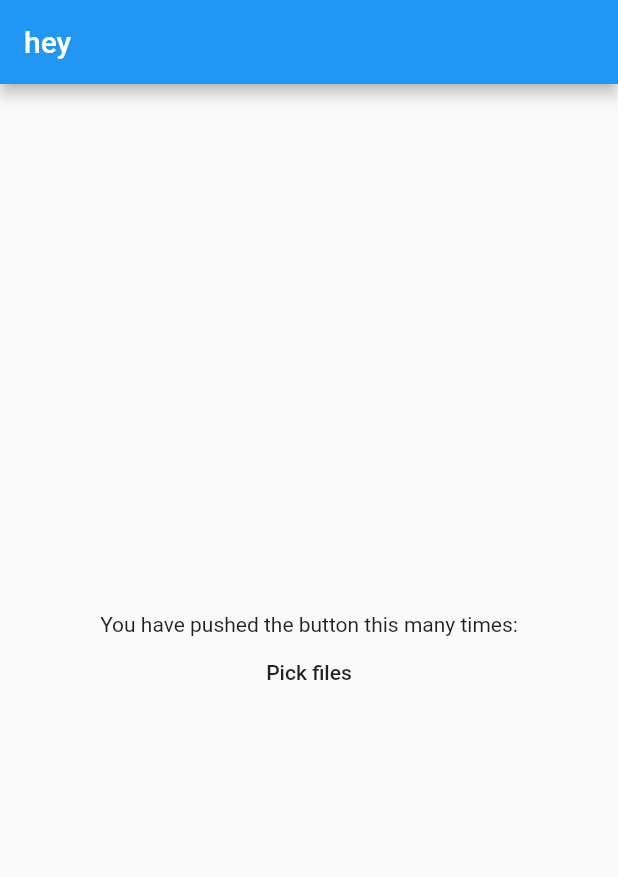
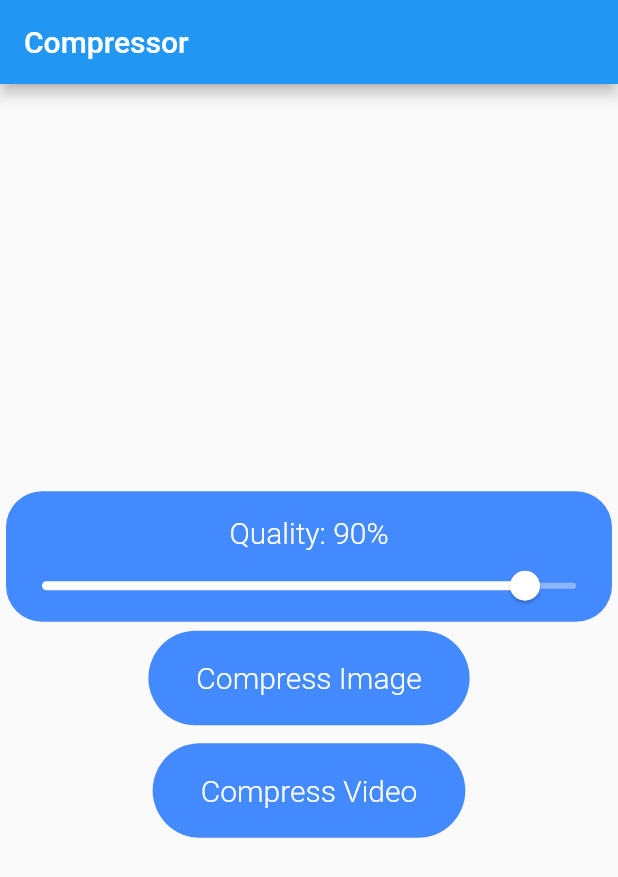
Before and after one commit to iberatkaya/compressor, a Flutter app: the screen it shows after launch, on a phone screen of 412 x 824 dp. Shown: the top 877 px of the screen. Run offline on Flutter 3.47's test engine with Material 2 defaults, Android fonts, the phone set to English and light mode, and no system bars; our stand-ins replace flutter_image_compress, fluttertoast, gallery_saver, image_picker, permission_handler, photo_view and 1 more; missing offline and left inert: flutter_video_compress.

Commit message:
Added image compression and started video compression

```diff
--- a/lib/main.dart
+++ b/lib/main.dart
@@ -1,9 +1,10 @@
-import 'package:file_picker/file_picker.dart';
+import 'package:compressor/video.dart';
 import 'package:flutter/material.dart';
-import 'package:flutter_image_compress/flutter_image_compress.dart';
-import 'package:flutter_video_compress/flutter_video_compress.dart';
 import 'package:fluttertoast/fluttertoast.dart';
 import 'package:permission_handler/permission_handler.dart';
+import 'package:image_picker/image_picker.dart';
+import './image.dart';
+import './video.dart';
 
 void main() {
   runApp(MyApp());
@@ -28,43 +29,96 @@ class MyHomePage extends StatefulWidget {
   MyHomePage({Key key}) : super(key: key);
 
 
+
   @override
   _MyHomePageState createState() => _MyHomePageState();
 }
 
 class _MyHomePageState extends State<MyHomePage> {
 
+  double value = 90.0;
+
   @override
   Widget build(BuildContext context) {
 
+    var textS = TextStyle(color: Colors.white, fontSize: 20, fontWeight: FontWeight.w300);
+
+    pickAndNav(String type) async {
+      var res = await Permission.mediaLibrary.isUndetermined || await Permission.mediaLibrary.isPermanentlyDenied || await Permission.mediaLibrary.isDenied;
+      if(res){
+        var req = await Permission.mediaLibrary.request();
+        if(req.isDenied){
+          Fluttertoast.showToast(msg: "Permission denied!");
+          return;
+        }
+      }
+      var file = (type == "image" ? await ImagePicker.pickImage(source: ImageSource.gallery) : await ImagePicker.pickVideo(source: ImageSource.gallery));
+      if(file != null)
+        Navigator.push(context, MaterialPageRoute(builder: (context) => type == "image" ? ImagePage(file: file, quality: value.toInt(),) : VideoPage(file: file, quality: value.toInt(),) ));
+    }
+
     return Scaffold(
       appBar: AppBar(
-        title: Text('hey'),
+        title: Text('Compressor'),
       ),
       body: Center(
-        child: Column(
-          mainAxisAlignment: MainAxisAlignment.center,
-          children: <Widget>[
-            Text(
-              'You have pushed the button this many times:',
+        child: SingleChildScrollView(
+          child: Center(
+            child: Column(
+              mainAxisAlignment: MainAxisAlignment.center,
+              children: <Widget>[
+                Container(
+                  margin: EdgeInsets.symmetric(horizontal: 4, vertical: 6),
+                  padding: EdgeInsets.only(top: 16),
+                  decoration: BoxDecoration(borderRadius: BorderRadius.circular(24), color: Colors.blueAccent),
+                  child: Column(
+                    children: <Widget>[
+                      Text("Quality: " + value.toInt().toString() + "%", style: textS,),
+                      Slider(
+                        activeColor: Colors.white,
+                        inactiveColor: Colors.white38,
+                        value: value,
+                        min: 1.0,
+                        divisions: 99,
+                        max: 99.0,
+                        onChanged: (val) => setState(() => (value = val))
+                      ),
+                    ],
+                  ),
+                ),
+                FlatButton(
+                  color: Colors.blueAccent,
+                  padding: EdgeInsets.symmetric(vertical: 20, horizontal: 32),
+                  shape: RoundedRectangleBorder(borderRadius: BorderRadius.circular(32)),
+                  onPressed: () async {
+                    try {
+                      pickAndNav("image");
+                    } catch(e) {
+                      Fluttertoast.showToast(msg: e.toString());
+                      print(e);
+                    }
+                  },
+                  child: Text("Compress Image", style: textS),
+                ),
+                Padding(padding: EdgeInsets.only(bottom: 12)),
+                FlatButton(
+                  color: Colors.blueAccent,
+                  padding: EdgeInsets.symmetric(vertical: 20, horizontal: 32),
+                  shape: RoundedRectangleBorder(borderRadius: BorderRadius.circular(32)),
+                  onPressed: () async {
+                    try {
+                      pickAndNav("video");
+                    } catch(e) {
+                      Fluttertoast.showToast(msg: e.toString());
+                      print(e);
+                    }
+                  },
+                  child: Text("Compress Video", style: textS),
+                ),
+
+              ],
             ),
-            FlatButton(
-              onPressed: () async {
-                print("*************'n**\n***************");
-                var res = await Permission.storage.isUndetermined || await Permission.storage.isPermanentlyDenied || await Permission.storage.isDenied;
-                if(!res){
-                  var req = await Permission.storage.request();
-                  if(req.isDenied){
-                    Fluttertoast.showToast(msg: "Permission denied!");
-                    return;
-                  }
-                }
-                var files = await FilePicker.getMultiFilePath(type: FileType.image);
-              },
-              child: Text("Pick files"),
-            ),
-
-          ],
+          ),
         ),
       ),
     );
--- a/pubspec.yaml
+++ b/pubspec.yaml
@@ -25,9 +25,12 @@ dependencies:
     sdk: flutter
   flutter_image_compress: ^0.6.7
   flutter_video_compress: ^0.3.7+8
-  file_picker: ^1.6.3+2
   permission_handler: ^5.0.0+hotfix.4
   fluttertoast: ^4.0.1
+  image_picker: ^0.6.5+2
+  gallery_saver: ^2.0.1
+  photo_view: ^0.9.2
+  video_player: ^0.10.9+1
 
 
   # The following adds the Cupertino Icons font to your application.
```
Also changed, not shown: lib/image.dart (added, +88 -0 lines), lib/video.dart (added, +77 -0 lines), pubspec.lock, 3 other files.
